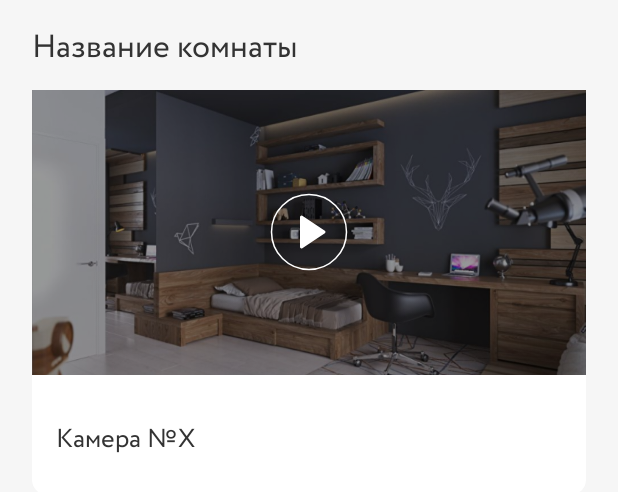
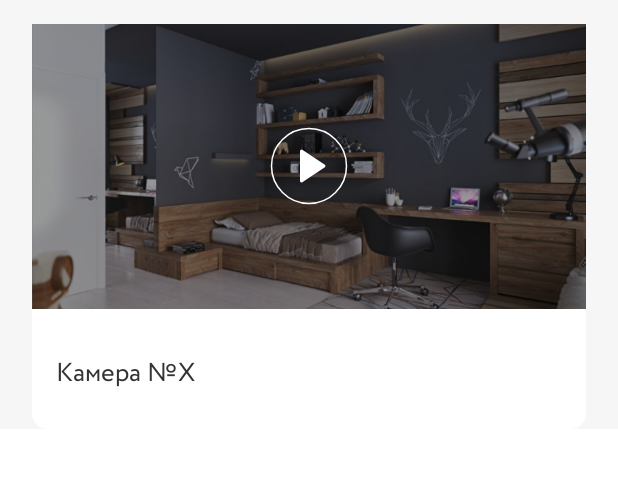
Before and after one commit to FoxyBright/DorLocker, an Android app: the layout fragment_cameras.xml on its own in the app's theme, with its tools: preview values and no code run, on a phone screen of 412 x 824 dp. Shown: the top 492 px of the screen. Run offline under Robolectric (Android 15) with nearby library versions, the phone set to English and light mode, and no system bars.

Commit message:
Резервная копия

```diff
--- a/app/src/main/res/layout/fragment_cameras.xml
+++ b/app/src/main/res/layout/fragment_cameras.xml
@@ -11,6 +11,7 @@
     android:background="@color/app_background">
 
     <TextView
+        android:visibility="gone"
         android:id="@+id/room_name"
         android:layout_width="wrap_content"
         android:layout_height="wrap_content"
@@ -24,6 +25,7 @@
     <androidx.constraintlayout.widget.ConstraintLayout
         android:layout_width="match_parent"
         android:layout_height="270dp"
+        android:layout_marginTop="16dp"
         android:background="@drawable/white_back_rounded_corner">
 
         <ImageView
```
Also changed, not shown: app/src/main/java/com/example/forexample/CamerasListFragment.java (+17 -0 lines), app/src/main/java/com/example/forexample/CamerasRecyclerAdapter.java (+22 -4 lines).
